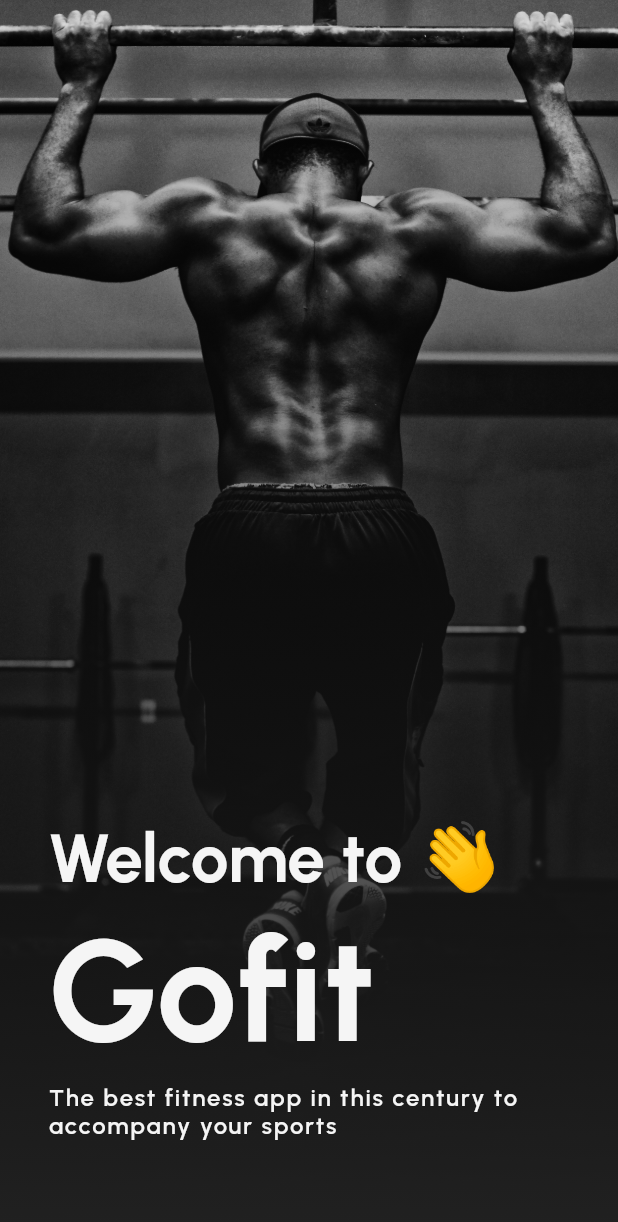
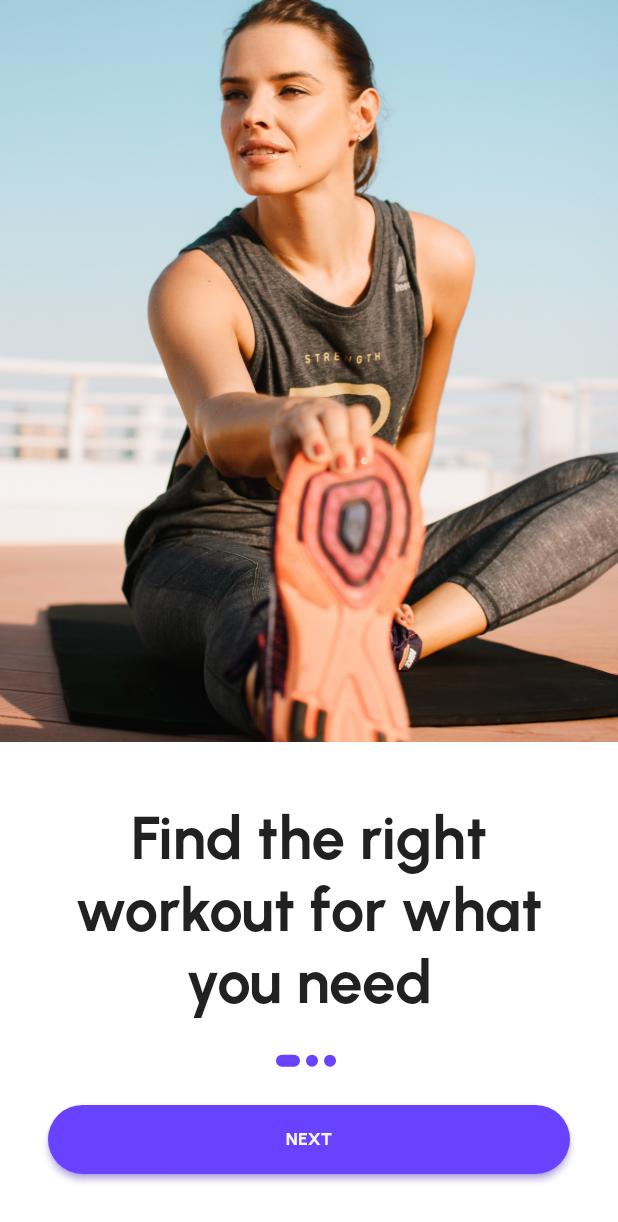
Before and after one commit to alaazamelDev/gofit, a Flutter app: the screen it shows after launch, on a phone screen of 412 x 824 dp. Shown: the top 1222 px of the screen. Run offline on Flutter 3.47's test engine with Material 2 defaults, Android fonts, the phone set to English and light mode, and no system bars; our stand-ins replace flutter_spinkit, flutter_svg, google_fonts, shared_preferences.

Commit message:
feat: onboarding screen completion

```diff
--- a/lib/config/constants.dart
+++ b/lib/config/constants.dart
@@ -9,6 +9,8 @@ const darkModePrefValue = 'dark';
 const kDumbbellImage = 'assets/svg/dumbbell.svg';
 const kWelocomeBg = 'assets/images/welcome_bg.jpg';
 const kIntro1Image = 'assets/images/intro1.jpg';
+const kIntro2Image = 'assets/images/intro2.jpg';
+const kIntro3Image = 'assets/images/intro3.jpg';
 
 // default dimensions
 const double defaultPadding = 16;
--- a/lib/config/theme.dart
+++ b/lib/config/theme.dart
@@ -31,6 +31,8 @@ abstract class AppTheme {
   static const accentColor = AppColors.accent;
   static final visualDensity = VisualDensity.adaptivePlatformDensity;
 
+// box-shadow: 4px 8px 24px rgba(104, 66, 255, 0.25);
+
   /// Light theme and its settings.
   static ThemeData light() => ThemeData(
         brightness: Brightness.light,
@@ -51,6 +53,7 @@ abstract class AppTheme {
         elevatedButtonTheme: ElevatedButtonThemeData(
           style: ElevatedButton.styleFrom(
             onPrimary: AppColors.textLight,
+            shadowColor: const Color.fromARGB(200, 104, 66, 255),
             shape: RoundedRectangleBorder(
               borderRadius: BorderRadius.circular(45),
             ),
@@ -84,6 +87,7 @@ abstract class AppTheme {
         ),
         elevatedButtonTheme: ElevatedButtonThemeData(
           style: ElevatedButton.styleFrom(
+            shadowColor: const Color.fromARGB(200, 104, 66, 255),
             onPrimary: AppColors.textLight,
             shape: RoundedRectangleBorder(
               borderRadius: BorderRadius.circular(45),
--- a/lib/main.dart
+++ b/lib/main.dart
@@ -18,7 +18,7 @@ class MainApp extends StatelessWidget {
         builder: (context, themeNotifier, _) {
           return MaterialApp(
             debugShowCheckedModeBanner: false,
-            theme: themeNotifier.getTheme(),
+            theme: ThemeNotifier.lightTheme,
             home: const SplashScreen(),
           );
         },
--- /dev/null
+++ b/lib/screens/onboarding_screen/onboarding_screen.dart
@@ -0,0 +1,118 @@
+import 'package:flutter/material.dart';
+import 'package:gofit/config/constants.dart';
+import 'package:gofit/config/theme.dart';
+
+class OnBoardingScreen extends StatelessWidget {
+  OnBoardingScreen({Key? key}) : super(key: key);
+
+  static Route route() => MaterialPageRoute(
+        builder: ((context) => OnBoardingScreen()),
+      );
+
+  final ValueNotifier<int> pageIndex = ValueNotifier(0);
+
+  final List<Map> _introSlides = [
+    {
+      "image": kIntro1Image,
+      "description": "Find the right workout for what you need",
+    },
+    {
+      "image": kIntro2Image,
+      "description": "Make suitable workouts and great results",
+    },
+    {
+      "image": kIntro3Image,
+      "description": "Let's do a workout and live healthy with us",
+    },
+  ];
+
+  @override
+  Widget build(BuildContext context) {
+    return Scaffold(
+      body: ValueListenableBuilder<int>(
+          valueListenable: pageIndex,
+          builder: (context, index, _) {
+            return Column(
+              children: [
+                SizedBox(
+                  height: MediaQuery.of(context).size.height * 0.6,
+                  width: MediaQuery.of(context).size.width,
+                  child: Image.asset(
+                    _introSlides[index]['image'],
+                    fit: BoxFit.cover,
+                  ),
+                ),
+                Expanded(
+                  child: Padding(
+                    padding: const EdgeInsets.symmetric(
+                      horizontal: defaultPadding * 2,
+                      vertical: defaultPadding,
+                    ),
+                    child: Column(
+                      crossAxisAlignment: CrossAxisAlignment.center,
+                      mainAxisAlignment: MainAxisAlignment.spaceEvenly,
+                      children: [
+                        Text(
+                          _introSlides[index]['description'],
+                          textAlign: TextAlign.center,
+                          style:
+                              Theme.of(context).textTheme.headline2!.copyWith(
+                                    fontWeight: FontWeight.bold,
+                                    fontSize: 40,
+                                    color: Theme.of(context)
+                                        .textTheme
+                                        .titleLarge!
+                                        .color,
+                                  ),
+                        ),
+                        Row(
+                          mainAxisAlignment: MainAxisAlignment.center,
+                          children: [
+                            for (int i = 0; i < _introSlides.length; i++) ...[
+                              AnimatedContainer(
+                                duration: const Duration(milliseconds: 500),
+                                width: index == i ? 16 : 8,
+                                height: 8,
+                                decoration: BoxDecoration(
+                                  color: AppColors.secondary,
+                                  borderRadius: BorderRadius.circular(45),
+                                ),
+                              ),
+                              const SizedBox(width: 4),
+                            ],
+                          ],
+                        ),
+                        SizedBox(
+                          width: double.infinity,
+                          child: ElevatedButton(
+                            onPressed: () {
+                              if (index < _introSlides.length - 1) {
+                                pageIndex.value = index + 1;
+                              }
+                            },
+                            child: Padding(
+                              padding: const EdgeInsets.symmetric(
+                                vertical: defaultPadding,
+                              ),
+                              child: Text(
+                                'NEXT',
+                                style: Theme.of(context)
+                                    .textTheme
+                                    .bodySmall!
+                                    .copyWith(
+                                        fontWeight: FontWeight.bold,
+                                        color: AppColors.textLight),
+                              ),
+                            ),
+                          ),
+                        ),
+                      ],
+                    ),
+                  ),
+                ),
+              ],
+            );
+          }),
+    );
+  }
+}
--- a/lib/screens/screens.dart
+++ b/lib/screens/screens.dart
@@ -1,3 +1,4 @@
 export 'home_screen.dart';
+export 'onboarding_screen/onboarding_screen.dart';
 export 'splash_screen.dart';
 export 'welcome_screen.dart';
--- a/lib/screens/splash_screen.dart
+++ b/lib/screens/splash_screen.dart
@@ -54,4 +54,19 @@ class _SplashScreenState extends State<SplashScreen> {
       ),
     );
   }
+
+  @override
+  void didChangeDependencies() {
+    cacheImages();
+    super.didChangeDependencies();
+  }
+
+  // load images to cache
+  void cacheImages() {
+    precacheImage(const AssetImage(kDumbbellImage), context);
+    precacheImage(const AssetImage(kWelocomeBg), context);
+    precacheImage(const AssetImage(kIntro1Image), context);
+    precacheImage(const AssetImage(kIntro2Image), context);
+    precacheImage(const AssetImage(kIntro3Image), context);
+  }
 }
--- a/lib/screens/welcome_screen.dart
+++ b/lib/screens/welcome_screen.dart
@@ -1,14 +1,31 @@
 import 'package:flutter/material.dart';
 import 'package:gofit/config/constants.dart';
 import 'package:gofit/config/theme.dart';
+import 'package:gofit/screens/screens.dart';
 
-class WelcomeScreen extends StatelessWidget {
+class WelcomeScreen extends StatefulWidget {
   const WelcomeScreen({Key? key}) : super(key: key);
 
   // route builder
   static Route route() => MaterialPageRoute(
         builder: ((context) => const WelcomeScreen()),
       );
+
+  @override
+  State<WelcomeScreen> createState() => _WelcomeScreenState();
+}
+
+class _WelcomeScreenState extends State<WelcomeScreen> {
+  @override
+  void initState() {
+    Future.delayed(const Duration(seconds: 3), () {
+      Navigator.pushReplacement(
+        context,
+        OnBoardingScreen.route(),
+      );
+    });
+    super.initState();
+  }
 
   @override
   Widget build(BuildContext context) {
```
Also changed, not shown: 1 other file.
